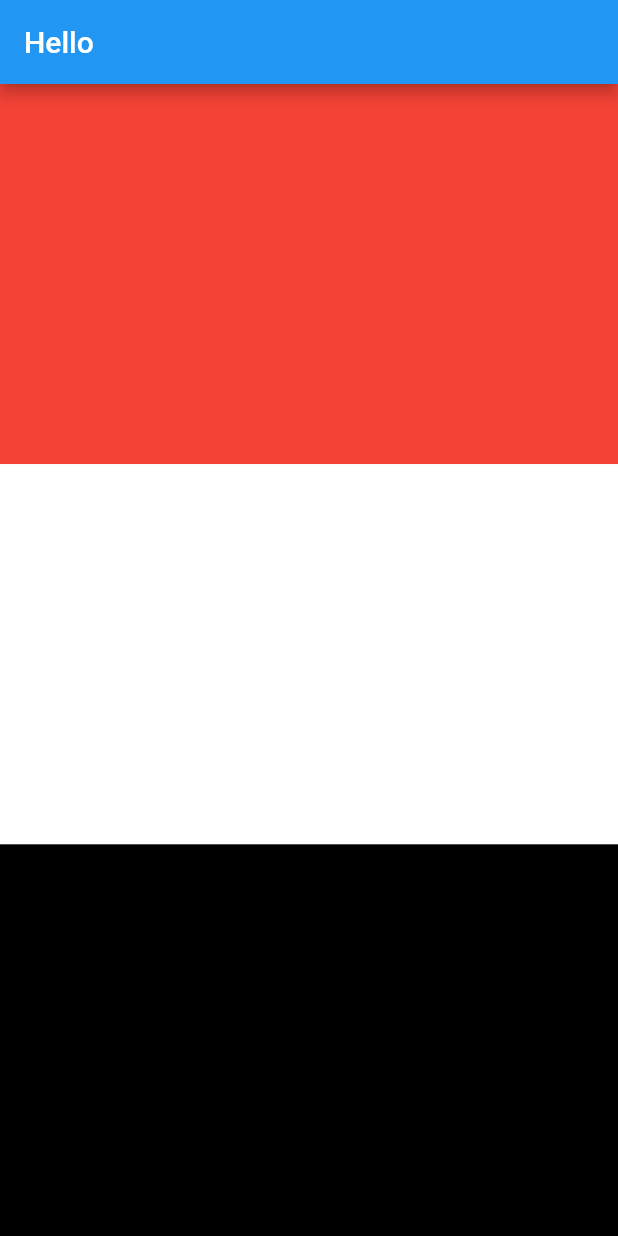
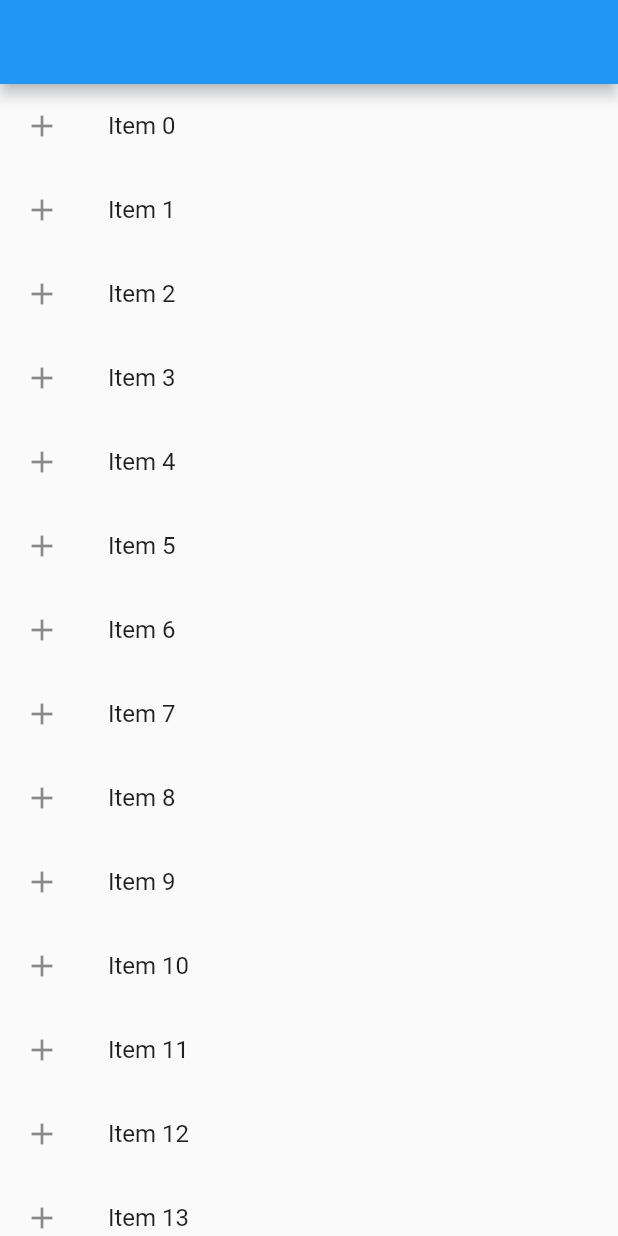
Before and after one commit to amrabdalfatah/flutter_basics_youtube, a Flutter app: the screen it shows after launch, on a phone screen of 412 x 824 dp. Run offline on Flutter 3.47's test engine with Material 2 defaults, Android fonts, the phone set to English and light mode, and no system bars.

Commit message:
Finish Responsive

```diff
--- /dev/null
+++ b/lib/landscape_mode.dart
@@ -0,0 +1,39 @@
+import 'package:flutter/material.dart';
+
+class LandScapeMode extends StatelessWidget {
+  const LandScapeMode({Key? key}) : super(key: key);
+
+  @override
+  Widget build(BuildContext context) {
+    return Scaffold(
+      appBar: AppBar(),
+      body: OrientationBuilder(
+        builder: (context, orientation) {
+          return orientation == Orientation.portrait
+              ? ListView.builder(
+                  itemCount: 40,
+                  itemBuilder: (context, index) {
+                    return ListTile(
+                      leading: const Icon(Icons.add),
+                      title: Text('Item $index'),
+                    );
+                  },
+                )
+              : GridView.builder(
+                  itemCount: 40,
+                  gridDelegate: const SliverGridDelegateWithFixedCrossAxisCount(
+                    crossAxisCount: 2,
+                    childAspectRatio: 4,
+                  ),
+                  itemBuilder: (context, index) {
+                    return ListTile(
+                      leading: const Icon(Icons.add),
+                      title: Text('Item $index'),
+                    );
+                  },
+                );
+        },
+      ),
+    );
+  }
+}
--- a/lib/main.dart
+++ b/lib/main.dart
@@ -1,14 +1,8 @@
 import 'package:flutter/material.dart';
-import 'package:flutter/services.dart';
 
-import 'layout_media_screen.dart';
+import 'landscape_mode.dart';
 
 void main() {
-  WidgetsFlutterBinding.ensureInitialized();
-  SystemChrome.setPreferredOrientations([
-    DeviceOrientation.portraitDown,
-    DeviceOrientation.portraitUp,
-  ]);
   runApp(const ShowImages());
 }
 
@@ -18,7 +12,7 @@ class ShowImages extends StatelessWidget {
   @override
   Widget build(BuildContext context) {
     return const MaterialApp(
-      home: LayoutMediaScreen(),
+      home: LandScapeMode(),
     );
   }
 }
--- a/lib/profile_screen.dart
+++ b/lib/profile_screen.dart
@@ -31,7 +31,7 @@ class ProfileScreen extends StatelessWidget {
         ),
         actions: [
           IconButton(
-            icon: Icon(
+            icon: const Icon(
               Icons.calendar_today,
               color: Colors.black,
             ),
@@ -207,7 +207,7 @@ class ProfileScreen extends StatelessWidget {
             const SizedBox(
               height: 18,
             ),
-            Container(
+            SizedBox(
               height: 300,
               child: ListView.builder(
                 itemCount: listNames.length,
```
